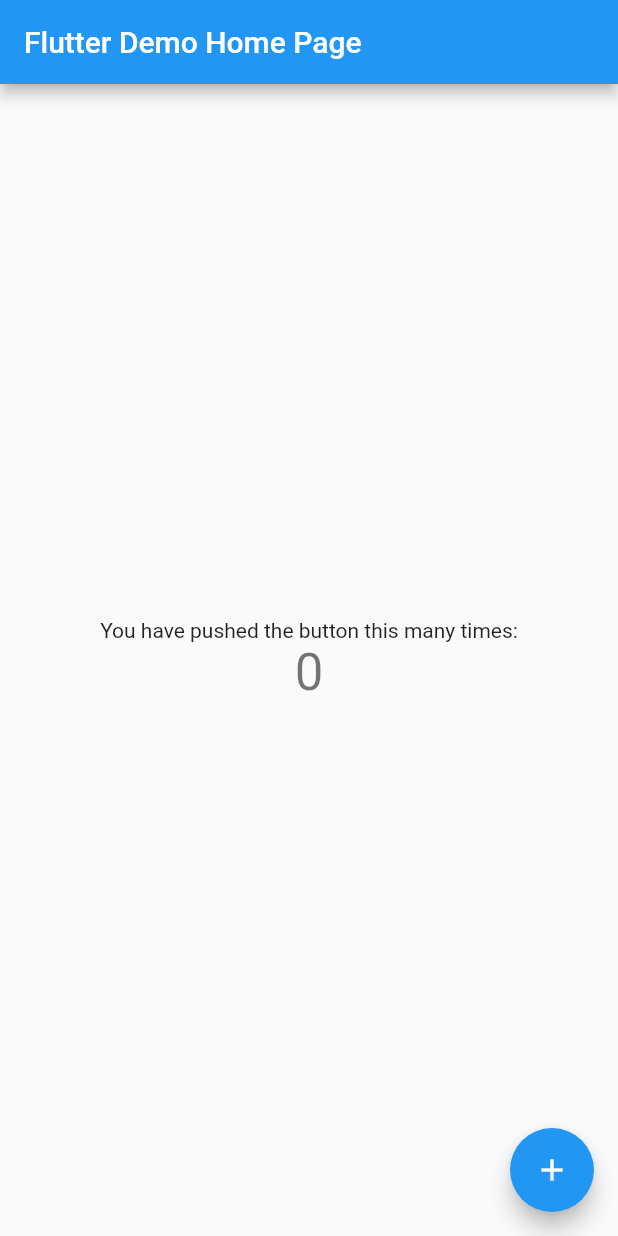
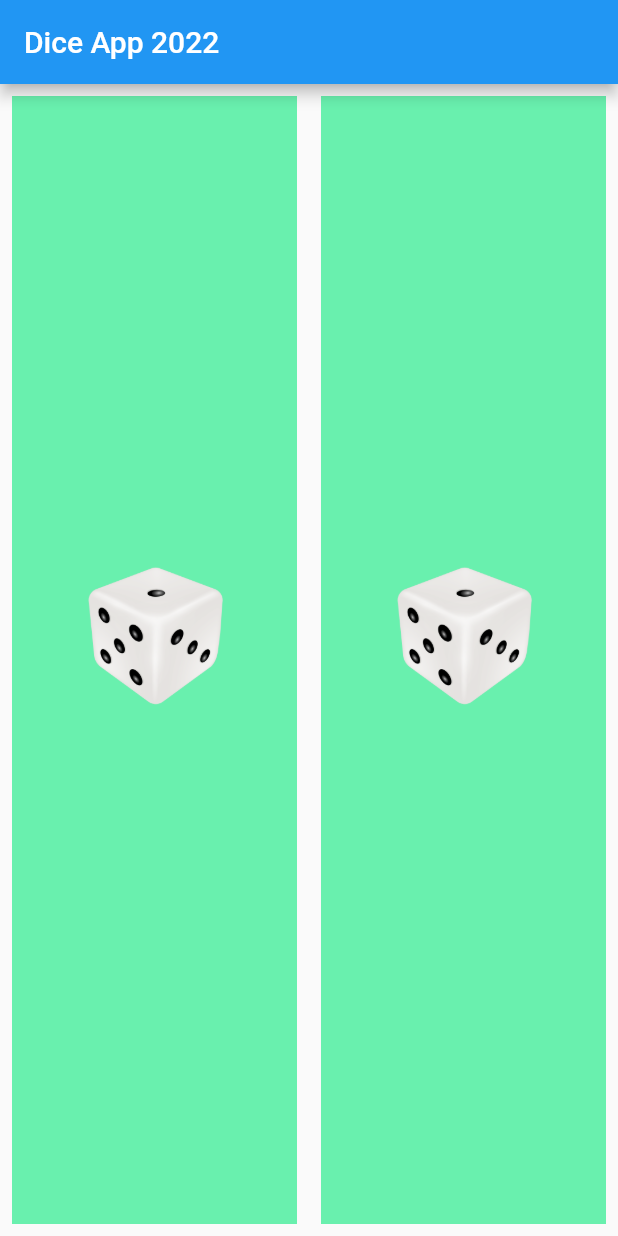
Before and after one commit to alihaider678/Flutter-Tasks, a Flutter app: the screen it shows after launch, on a phone screen of 412 x 824 dp. Run offline on Flutter 3.47's test engine with Material 2 defaults, Android fonts, the light colour scheme and no system bars; our stand-ins replace google_fonts.

Commit message:
practice
Firstly class roll dice app run as a practice and understand the code

```diff
--- a/dice_roller_game/lib/main.dart
+++ b/dice_roller_game/lib/main.dart
@@ -1,115 +1,104 @@
 import 'package:flutter/material.dart';
+import 'dart:math';
+
+Random random = new Random();
 
 void main() {
-  runApp(const MyApp());
+  runApp(DiceAppSecAB18());
 }
 
-class MyApp extends StatelessWidget {
-  const MyApp({super.key});
-
-  // This widget is the root of your application.
+class DiceAppSecAB18 extends StatelessWidget {
   @override
   Widget build(BuildContext context) {
     return MaterialApp(
-      title: 'Flutter Demo',
-      theme: ThemeData(
-        // This is the theme of your application.
-        //
-        // Try running your application with "flutter run". You'll see the
-        // application has a blue toolbar. Then, without quitting the app, try
-        // changing the primarySwatch below to Colors.green and then invoke
-        // "hot reload" (press "r" in the console where you ran "flutter run",
-        // or simply save your changes to "hot reload" in a Flutter IDE).
-        // Notice that the counter didn't reset back to zero; the application
-        // is not restarted.
-        primarySwatch: Colors.blue,
+      home: Scaffold(
+        appBar: AppBar(
+          title: Text("Dice App 2022"),
+        ),
+        body: Dice(),
       ),
-      home: const MyHomePage(title: 'Flutter Demo Home Page'),
     );
   }
 }
 
-class MyHomePage extends StatefulWidget {
-  const MyHomePage({super.key, required this.title});
-
-  // This widget is the home page of your application. It is stateful, meaning
-  // that it has a State object (defined below) that contains fields that affect
-  // how it looks.
-
-  // This class is the configuration for the state. It holds the values (in this
-  // case the title) provided by the parent (in this case the App widget) and
-  // used by the build method of the State. Fields in a Widget subclass are
-  // always marked "final".
-
-  final String title;
+class Dice extends StatefulWidget {
+  const Dice({Key? key}) : super(key: key);
 
   @override
-  State<MyHomePage> createState() => _MyHomePageState();
+  State<Dice> createState() => _DiceState();
 }
 
-class _MyHomePageState extends State<MyHomePage> {
-  int _counter = 0;
-
-  void _incrementCounter() {
-    setState(() {
-      // This call to setState tells the Flutter framework that something has
-      // changed in this State, which causes it to rerun the build method below
-      // so that the display can reflect the updated values. If we changed
-      // _counter without calling setState(), then the build method would not be
-      // called again, and so nothing would appear to happen.
-      _counter++;
-    });
-  }
+class _DiceState extends State<Dice> {
+  int num = 1;
+  int num2 = 1;
 
   @override
   Widget build(BuildContext context) {
-    // This method is rerun every time setState is called, for instance as done
-    // by the _incrementCounter method above.
-    //
-    // The Flutter framework has been optimized to make rerunning build methods
-    // fast, so that you can just rebuild anything that needs updating rather
-    // than having to individually change instances of widgets.
-    return Scaffold(
-      appBar: AppBar(
-        // Here we take the value from the MyHomePage object that was created by
-        // the App.build method, and use it to set our appbar title.
-        title: Text(widget.title),
-      ),
-      body: Center(
-        // Center is a layout widget. It takes a single child and positions it
-        // in the middle of the parent.
-        child: Column(
-          // Column is also a layout widget. It takes a list of children and
-          // arranges them vertically. By default, it sizes itself to fit its
-          // children horizontally, and tries to be as tall as its parent.
-          //
-          // Invoke "debug painting" (press "p" in the console, choose the
-          // "Toggle Debug Paint" action from the Flutter Inspector in Android
-          // Studio, or the "Toggle Debug Paint" command in Visual Studio Code)
-          // to see the wireframe for each widget.
-          //
-          // Column has various properties to control how it sizes itself and
-          // how it positions its children. Here we use mainAxisAlignment to
-          // center the children vertically; the main axis here is the vertical
-          // axis because Columns are vertical (the cross axis would be
-          // horizontal).
-          mainAxisAlignment: MainAxisAlignment.center,
-          children: <Widget>[
-            const Text(
-              'You have pushed the button this many times:',
+    return Row(
+      children: [
+        Expanded(
+          child: TextButton(
+            child: Container(
+              color: Colors.greenAccent,
+              child: Center(
+                child: Image(
+                  image: AssetImage("assets/images/Dice $num.png"),
+                ),
+              ),
             ),
-            Text(
-              '$_counter',
-              style: Theme.of(context).textTheme.headline4,
+            onPressed: () {
+              setState(() {
+                num = random.nextInt(6)+1;
+              });
+              print(num);
+            },
+          ),
+        ),
+        Expanded(
+          child: TextButton(
+            child: Container(
+              color: Colors.greenAccent,
+              child: Center(
+                child: Image(
+                  image: AssetImage("assets/images/Dice $num2.png"),
+                ),
+              ),
             ),
-          ],
+            onPressed: () {
+              setState(() {
+                num2 = random.nextInt(6)+1;
+              });
+              print(num2);
+            },
+          ),
         ),
-      ),
-      floatingActionButton: FloatingActionButton(
-        onPressed: _incrementCounter,
-        tooltip: 'Increment',
-        child: const Icon(Icons.add),
-      ), // This trailing comma makes auto-formatting nicer for build methods.
+      ],
     );
   }
 }
+
+/*
+         if(num==1)
+            num=2;
+          else if (num==2)
+            num=3;
+          else if (num==3)
+            num=4;
+          else if (num==4)
+            num=5;
+          else if (num==5)
+            num=6;
+          else
+            num=1;
+ */
+
+/*
+Container(
+          color: Colors.greenAccent,
+          child: Center(
+            child: Image(
+              image: AssetImage("images/dice1.png"),
+            ),
+          ),
+        )
+ */
--- a/dice_roller_game/pubspec.yaml
+++ b/dice_roller_game/pubspec.yaml
@@ -60,8 +60,8 @@
   uses-material-design: true
 
   # To add assets to your application, add an assets section, like this:
-  # assets:
-  #   - images/a_dot_burr.jpeg
+  assets:
+     - assets/images/
   #   - images/a_dot_ham.jpeg
 
   # An image asset can refer to one or more resolution-specific "variants", see
```
